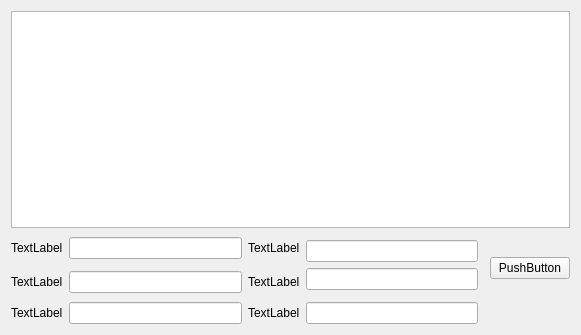
Above: masterswnd.ui from natalyatesluk/courseWork before the change. Below: the same form after it.
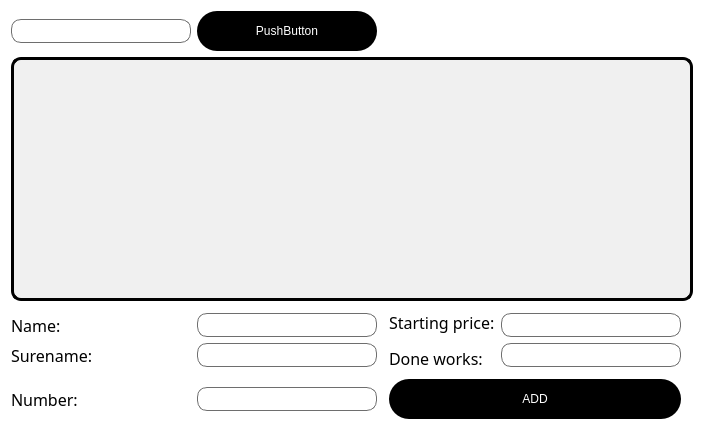
That is the form after the change.

Diff of the .ui file:
```diff
--- a/masterswnd.ui
+++ b/masterswnd.ui
@@ -6,83 +6,293 @@
    <rect>
     <x>0</x>
     <y>0</y>
-    <width>581</width>
-    <height>335</height>
+    <width>704</width>
+    <height>430</height>
    </rect>
   </property>
   <property name="windowTitle">
    <string>Form</string>
   </property>
+  <property name="styleSheet">
+   <string notr="true">QWidget
+{
+background-color: rgb(255, 255, 255);
+color: rgb(0, 0, 0);
+}
+QTableView {
+	font: 9pt &quot;Century Gothic&quot;;
+    border: 3px solid black;
+    border-radius: 10px;
+    background-color: #f0f0f0;  /* Фон заокругленого віджета */
+    selection-background-color: #a6a6a6;  /* Колір виділення */
+}
+/* Імена стовбців */
+QHeaderView::section {
+    background-color: #404040;  /* Колір фону */
+    color: white;  /* Колір тексту */
+    padding: 4px;
+    border: 1px solid #303030;  /* Границі */
+}
+
+/* Номерація рядків */
+QTableView QTableCornerButton::section {
+    background-color: #404040;  /* Колір фону */
+    color: white;  /* Колір тексту */
+    border: 1px solid #303030;  /* Границі */
+}
+
+
+QTableView::item:hover {
+    border: 2px solid #505050;  /* Колір границі при наведенні */
+}
+
+QTableView::item:selected {
+    border: 2px solid #303030;  /* Колір границі при виділенні */
+}
+QLineEdit {
+font: 12pt &quot;Candara&quot;;
+                 background-color: white;
+                 color: black;
+                 border: 1px solid rgb(110, 110, 110);
+              border-radius: 10px;
+                 padding: 3px 7px;
+             }
+
+             QLineEdit:focus {
+                 border: 2px solid rgb(90, 90, 90);
+            }
+QPushButton
+{
+	font: 12pt &quot;Candara&quot;;
+	background-color: rgb(0, 0, 0);
+	color: rgb(255, 255, 255);
+border-radius: 20px;
+box-shadow: 0 0 20px 10px rgb(240, 158, 255);
+width: 50px;
+  height: 40px;
+}
+QPushButton:hover {
+               border: 2px solid rgb(200, 200, 200);
+            }
+QPushButton:pressed {
+             background-color: rgb(255, 255, 255);
+	        color: rgb(0, 0, 0);
+            }
+QLabel{font: 12pt &quot;Candara&quot;;}</string>
+  </property>
   <layout class="QGridLayout" name="gridLayout">
-   <item row="2" column="5" rowspan="3">
-    <widget class="QPushButton" name="addPb">
+   <item row="0" column="1">
+    <widget class="QPushButton" name="searchPb">
      <property name="text">
       <string>PushButton</string>
      </property>
     </widget>
    </item>
-   <item row="1" column="1" rowspan="2">
-    <widget class="QLineEdit" name="nameLE"/>
+   <item row="4" column="4">
+    <widget class="QLineEdit" name="doneWorkLE">
+     <property name="styleSheet">
+      <string notr="true">QLineEdit {
+                 background-color: white;
+                 color: black;
+                 border: 1px solid rgb(110, 110, 110);
+              border-radius: 10px;
+                 padding: 3px 7px;
+             }
+
+             QLineEdit:focus {
+                 border: 2px solid rgb(90, 90, 90);
+            }</string>
+     </property>
+    </widget>
    </item>
-   <item row="5" column="2">
-    <widget class="QLabel" name="adressLb">
-     <property name="text">
-      <string>TextLabel</string>
+   <item row="3" column="4">
+    <widget class="QLineEdit" name="priceLE">
+     <property name="styleSheet">
+      <string notr="true">QLineEdit {
+                 background-color: white;
+                 color: black;
+                 border: 1px solid rgb(110, 110, 110);
+              border-radius: 10px;
+                 padding: 3px 7px;
+             }
+
+             QLineEdit:focus {
+                 border: 2px solid rgb(90, 90, 90);
+            }</string>
      </property>
     </widget>
    </item>
-   <item row="0" column="0" colspan="6">
-    <widget class="QTableView" name="mastersTv"/>
-   </item>
-   <item row="3" column="2" rowspan="2">
+   <item row="4" column="3" rowspan="2">
     <widget class="QLabel" name="doneWorkLb">
+     <property name="font">
+      <font>
+       <family>Candara</family>
+       <pointsize>12</pointsize>
+       <italic>false</italic>
+       <bold>false</bold>
+      </font>
+     </property>
      <property name="text">
-      <string>TextLabel</string>
+      <string>Done works:</string>
      </property>
     </widget>
    </item>
-   <item row="5" column="1">
-    <widget class="QLineEdit" name="numberLE"/>
-   </item>
-   <item row="5" column="0">
-    <widget class="QLabel" name="numberLb">
+   <item row="6" column="3" colspan="2">
+    <widget class="QPushButton" name="addPb">
      <property name="text">
-      <string>TextLabel</string>
+      <string>ADD</string>
      </property>
     </widget>
    </item>
-   <item row="1" column="2" rowspan="2">
+   <item row="2" column="3" rowspan="2">
     <widget class="QLabel" name="priceLb">
+     <property name="font">
+      <font>
+       <family>Candara</family>
+       <pointsize>12</pointsize>
+       <italic>false</italic>
+       <bold>false</bold>
+      </font>
+     </property>
      <property name="text">
-      <string>TextLabel</string>
+      <string>Starting price:</string>
      </property>
     </widget>
    </item>
-   <item row="3" column="0" rowspan="2">
-    <widget class="QLabel" name="surenameLb">
-     <property name="text">
-      <string>TextLabel</string>
+   <item row="0" column="0">
+    <widget class="QLineEdit" name="searchLE"/>
+   </item>
+   <item row="1" column="0" colspan="7">
+    <widget class="QTableView" name="mastersTv">
+     <property name="styleSheet">
+      <string notr="true">QTableView {
+    border: 3px solid black;
+    border-radius: 10px;
+    background-color: #f0f0f0;  /* Фон заокругленого віджета */
+    selection-background-color: #a6a6a6;  /* Колір виділення */
+}
+/* Імена стовбців */
+QHeaderView::section {
+    background-color: #404040;  /* Колір фону */
+    color: white;  /* Колір тексту */
+    padding: 4px;
+    border: 1px solid #303030;  /* Границі */
+}
+
+/* Номерація рядків */
+QTableView QTableCornerButton::section {
+    background-color: #404040;  /* Колір фону */
+    color: white;  /* Колір тексту */
+    border: 1px solid #303030;  /* Границі */
+}
+
+
+QTableView::item:hover {
+    border: 2px solid #505050;  /* Колір границі при наведенні */
+}
+
+QTableView::item:selected {
+    border: 2px solid #303030;  /* Колір границі при виділенні */
+}
+</string>
      </property>
     </widget>
    </item>
-   <item row="3" column="1" rowspan="2">
-    <widget class="QLineEdit" name="surenameLE"/>
-   </item>
-   <item row="1" column="0" rowspan="2">
+   <item row="3" column="0">
     <widget class="QLabel" name="nameLb">
+     <property name="font">
+      <font>
+       <family>Candara</family>
+       <pointsize>12</pointsize>
+       <italic>false</italic>
+       <bold>false</bold>
+      </font>
+     </property>
      <property name="text">
-      <string>TextLabel</string>
+      <string>Name:</string>
      </property>
     </widget>
    </item>
-   <item row="5" column="3">
-    <widget class="QLineEdit" name="adressLE"/>
+   <item row="4" column="0">
+    <widget class="QLabel" name="surenameLb">
+     <property name="font">
+      <font>
+       <family>Candara</family>
+       <pointsize>12</pointsize>
+       <italic>false</italic>
+       <bold>false</bold>
+      </font>
+     </property>
+     <property name="text">
+      <string>Surename:</string>
+     </property>
+    </widget>
    </item>
-   <item row="3" column="3">
-    <widget class="QLineEdit" name="doneWorkLE"/>
+   <item row="6" column="0">
+    <widget class="QLabel" name="numberLb">
+     <property name="font">
+      <font>
+       <family>Candara</family>
+       <pointsize>12</pointsize>
+       <italic>false</italic>
+       <bold>false</bold>
+      </font>
+     </property>
+     <property name="text">
+      <string>Number:</string>
+     </property>
+    </widget>
    </item>
-   <item row="2" column="3">
-    <widget class="QLineEdit" name="priceLE"/>
+   <item row="3" column="1">
+    <widget class="QLineEdit" name="nameLE">
+     <property name="styleSheet">
+      <string notr="true">QLineEdit {
+                 background-color: white;
+                 color: black;
+                 border: 1px solid rgb(110, 110, 110);
+              border-radius: 10px;
+                 padding: 3px 7px;
+             }
+
+             QLineEdit:focus {
+                 border: 2px solid rgb(90, 90, 90);
+            }</string>
+     </property>
+    </widget>
+   </item>
+   <item row="4" column="1">
+    <widget class="QLineEdit" name="surenameLE">
+     <property name="styleSheet">
+      <string notr="true">QLineEdit {
+                 background-color: white;
+                 color: black;
+                 border: 1px solid rgb(110, 110, 110);
+              border-radius: 10px;
+                 padding: 3px 7px;
+             }
+
+             QLineEdit:focus {
+                 border: 2px solid rgb(90, 90, 90);
+            }</string>
+     </property>
+    </widget>
+   </item>
+   <item row="6" column="1">
+    <widget class="QLineEdit" name="numberLE">
+     <property name="styleSheet">
+      <string notr="true">QLineEdit {
+                 background-color: white;
+                 color: black;
+                 border: 1px solid rgb(110, 110, 110);
+              border-radius: 10px;
+                 padding: 3px 7px;
+             }
+
+             QLineEdit:focus {
+                 border: 2px solid rgb(90, 90, 90);
+            }</string>
+     </property>
+    </widget>
    </item>
   </layout>
  </widget>
```
